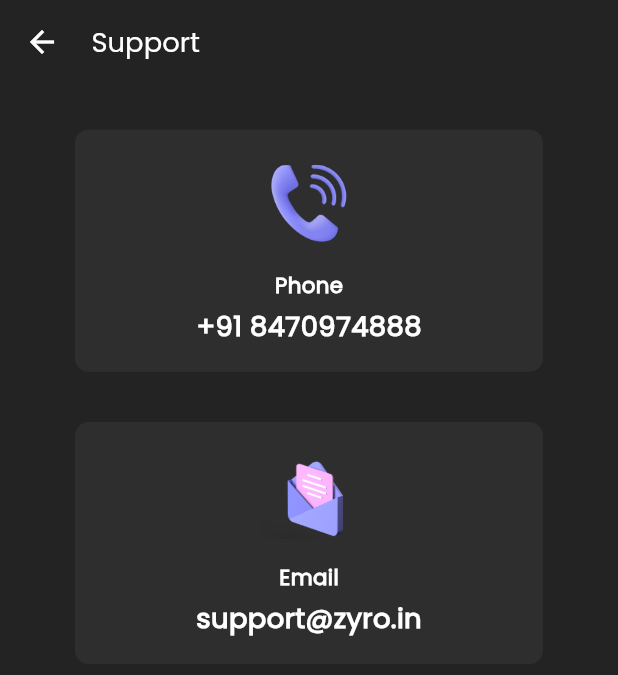
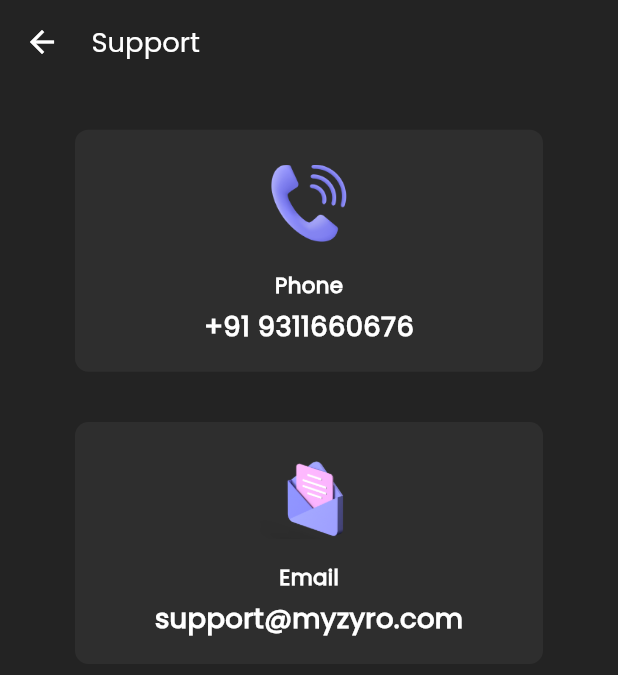
Before and after one commit to vinod7589/Zyro_gift, a Flutter app: the HelpSupportPage screen opened directly, on a phone screen of 412 x 824 dp. Shown: the top 675 px of the screen. Run offline on Flutter 3.47's test engine with Material 2 defaults, Android fonts, the phone set to English and light mode, and no system bars; our stand-ins replace cached_network_image, connectivity_plus, dio, flutter_riverpod, flutter_screenutil, flutter_spinkit and 5 more; missing offline and left inert: encrypt, flutter_no_internet_widget; accounts and stored records are empty; project files that could hold a hidden picture were left out.

Commit message:
miner changes change 06/01/2024

```diff
--- a/lib/src/view/mobile_view/home_page/home_items_page/pofile/help_support_page.dart
+++ b/lib/src/view/mobile_view/home_page/home_items_page/pofile/help_support_page.dart
@@ -55,7 +55,7 @@ class HelpSupportPage extends StatelessWidget {
                 ),
                 5.verticalSpace,
                 Text(
-                  '+91 8470974888',
+                  '+91 9311660676',
                   style: TextStyle(
                       fontSize: 18.sp,
                       fontWeight: FontWeight.w600,
@@ -89,7 +89,7 @@ class HelpSupportPage extends StatelessWidget {
                 ),
                 5.verticalSpace,
                 Text(
-                  'support@zyro.in',
+                  'support@myzyro.com',
                   style: TextStyle(
                       fontSize: 18.sp,
                       fontWeight: FontWeight.w600,
```
Also changed, not shown: 1 other file.
